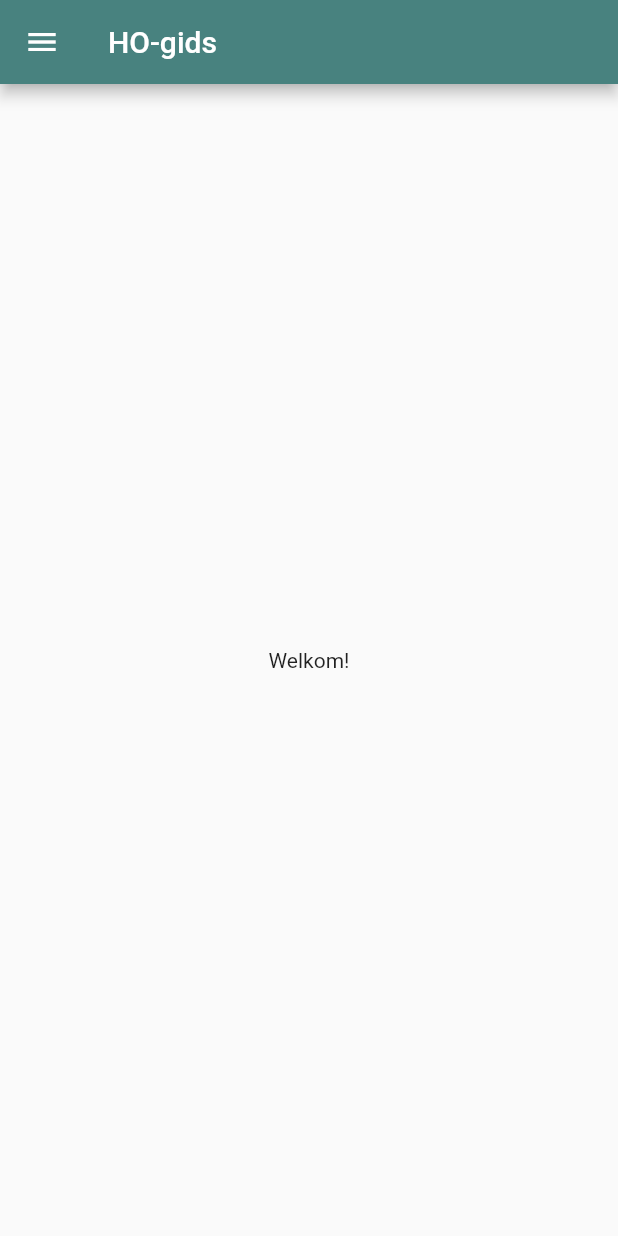
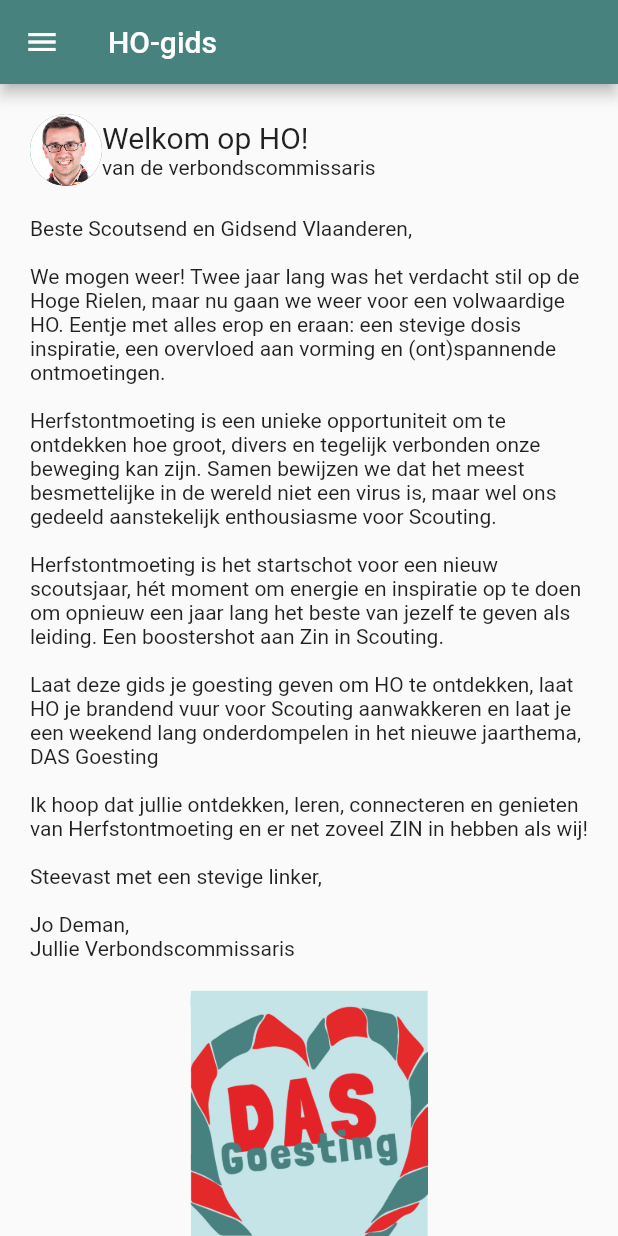
Before and after one commit to ScoutsGidsenVL/ho-gids-2022, a Flutter app: the screen it shows after launch, on a phone screen of 412 x 824 dp. Run offline on Flutter 3.47's test engine with Material 2 defaults, Android fonts, the light colour scheme and no system bars.

Commit message:
Welkom page

```diff
--- a/lib/widgets/welkom.dart
+++ b/lib/widgets/welkom.dart
@@ -7,13 +7,40 @@ class Welkom extends StatelessWidget {
   @override
   Widget build(BuildContext context) {
     return Scaffold(
-      appBar: AppBar(
-        title: const Text('HO-gids'),
-      ),
-      drawer: const NavDrawer(),
-      body: const Center(
-        child: Text('Welkom!'),
-      ),
-    );
+        appBar: AppBar(
+          title: const Text('HO-gids'),
+        ),
+        drawer: const NavDrawer(),
+        body: ListView(
+          padding: const EdgeInsets.all(20),
+          children: [
+            Row(
+              children: [
+                const CircleAvatar(
+                  backgroundImage:
+                      AssetImage('assets/images/jo-deman-avatar.png'),
+                  minRadius: 24,
+                ),
+                Column(
+                  crossAxisAlignment: CrossAxisAlignment.start,
+                  children: const [
+                    Text('Welkom op HO!', style: TextStyle(fontSize: 20)),
+                    Text('van de verbondscommissaris'),
+                  ],
+                )
+              ],
+            ),
+            Container(
+              alignment: Alignment.topLeft,
+              margin: const EdgeInsets.only(top: 20, bottom: 20),
+              child: const Text(
+                  'Beste Scoutsend en Gidsend Vlaanderen,\n\nWe mogen weer! Twee jaar lang was het verdacht stil op de Hoge Rielen, maar nu gaan we weer voor een volwaardige HO. Eentje met alles erop en eraan: een stevige dosis inspiratie, een overvloed aan vorming en (ont)spannende ontmoetingen.\n\nHerfstontmoeting is een unieke opportuniteit om te ontdekken hoe groot, divers en tegelijk verbonden onze beweging kan zijn. Samen bewijzen we dat het meest besmettelijke in de wereld niet een virus is, maar wel ons gedeeld aanstekelijk enthousiasme voor Scouting.\n\nHerfstontmoeting is het startschot voor een nieuw scoutsjaar, hét moment om energie en inspiratie op te doen om opnieuw een jaar lang het beste van jezelf te geven als leiding. Een boostershot aan Zin in Scouting.\n\nLaat deze gids je goesting geven om HO te ontdekken, laat HO je brandend vuur voor Scouting aanwakkeren en laat je een weekend lang onderdompelen in het nieuwe jaarthema, DAS Goesting\n\nIk hoop dat jullie ontdekken, leren, connecteren en genieten van Herfstontmoeting en er net zoveel ZIN in hebben als wij!\n\nSteevast met een stevige linker,\n\nJo Deman,\nJullie Verbondscommissaris'),
+            ),
+            const Image(
+              image: AssetImage('assets/images/dasgoesting.jpg'),
+              height: 300,
+            ),
+          ],
+        ));
   }
 }
```
Also changed, not shown: assets/images/dasgoesting.jpg (added), assets/images/jo-deman-avatar.png (added).
